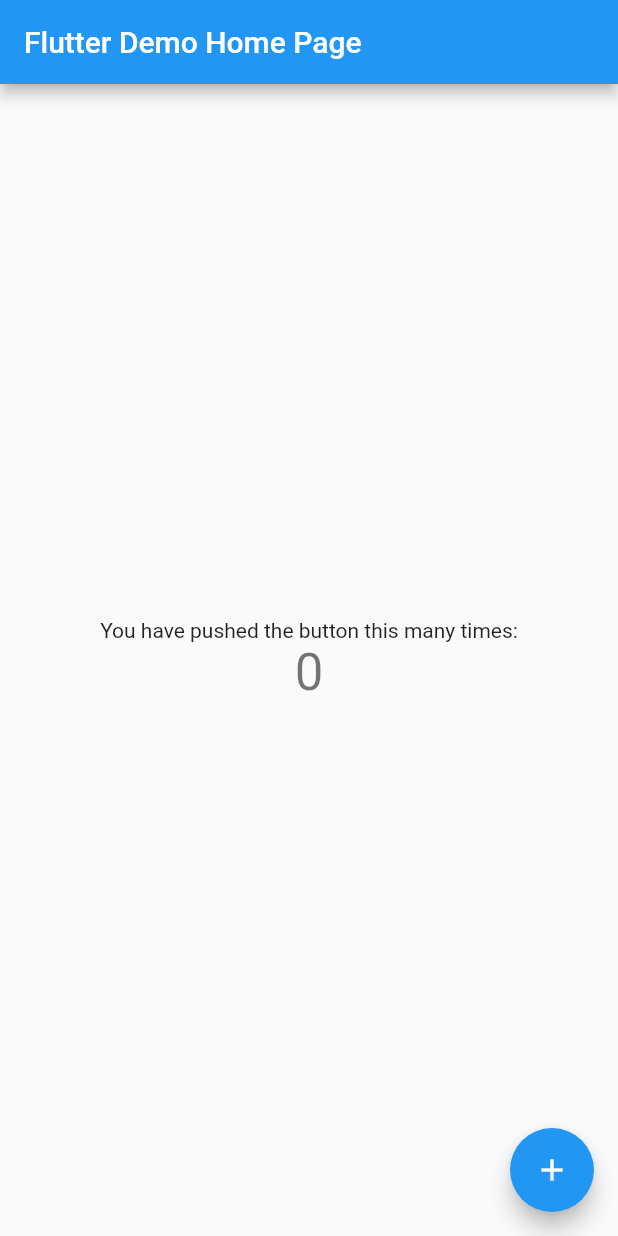
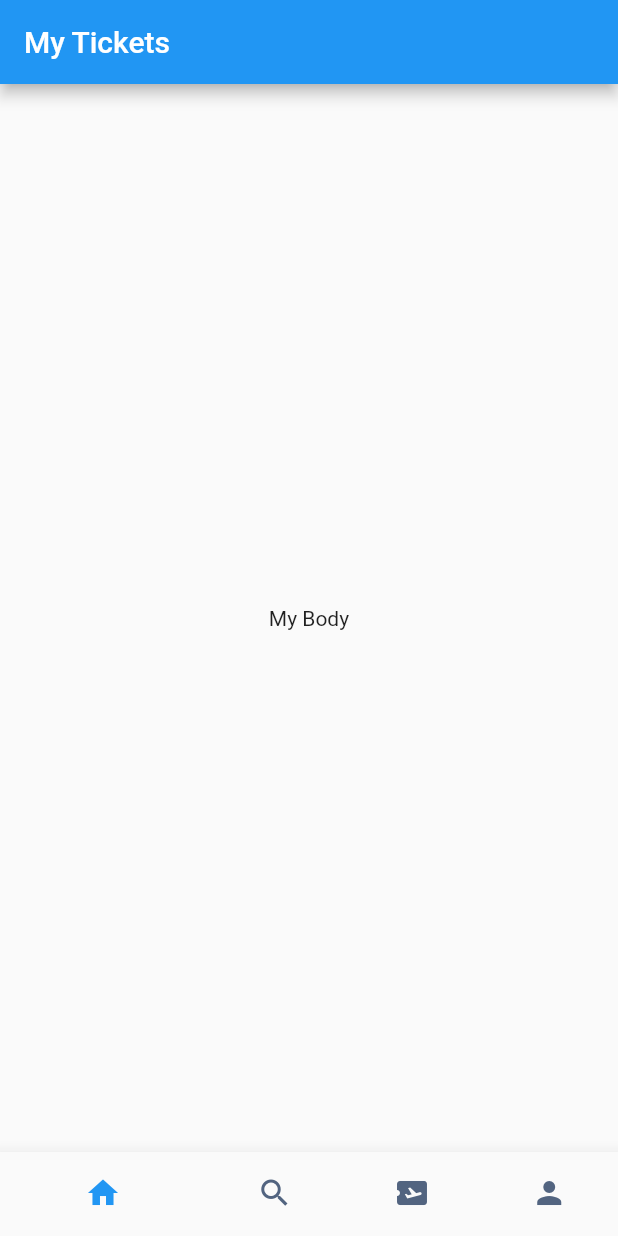
Before and after one commit to PrantoMondal/flutter-bookTickets, a Flutter app: the screen it shows after launch, on a phone screen of 412 x 824 dp. Run offline on Flutter 3.47's test engine with Material 2 defaults, Android fonts, the phone set to English and light mode, and no system bars.

Commit message:
external icon added

```diff
--- a/lib/main.dart
+++ b/lib/main.dart
@@ -1,3 +1,4 @@
+import 'package:booktickets/screens/bottom_bar.dart';
 import 'package:flutter/material.dart';
 
 void main() {
@@ -11,105 +12,13 @@ class MyApp extends StatelessWidget {
   @override
   Widget build(BuildContext context) {
     return MaterialApp(
+      debugShowCheckedModeBanner: false,
       title: 'Flutter Demo',
       theme: ThemeData(
-        // This is the theme of your application.
-        //
-        // Try running your application with "flutter run". You'll see the
-        // application has a blue toolbar. Then, without quitting the app, try
-        // changing the primarySwatch below to Colors.green and then invoke
-        // "hot reload" (press "r" in the console where you ran "flutter run",
-        // or simply save your changes to "hot reload" in a Flutter IDE).
-        // Notice that the counter didn't reset back to zero; the application
-        // is not restarted.
+
         primarySwatch: Colors.blue,
       ),
-      home: const MyHomePage(title: 'Flutter Demo Home Page'),
+      home: BottomBar(),
     );
   }
 }
-
-class MyHomePage extends StatefulWidget {
-  const MyHomePage({Key? key, required this.title}) : super(key: key);
-
-  // This widget is the home page of your application. It is stateful, meaning
-  // that it has a State object (defined below) that contains fields that affect
-  // how it looks.
-
-  // This class is the configuration for the state. It holds the values (in this
-  // case the title) provided by the parent (in this case the App widget) and
-  // used by the build method of the State. Fields in a Widget subclass are
-  // always marked "final".
-
-  final String title;
-
-  @override
-  State<MyHomePage> createState() => _MyHomePageState();
-}
-
-class _MyHomePageState extends State<MyHomePage> {
-  int _counter = 0;
-
-  void _incrementCounter() {
-    setState(() {
-      // This call to setState tells the Flutter framework that something has
-      // changed in this State, which causes it to rerun the build method below
-      // so that the display can reflect the updated values. If we changed
-      // _counter without calling setState(), then the build method would not be
-      // called again, and so nothing would appear to happen.
-      _counter++;
-    });
-  }
-
-  @override
-  Widget build(BuildContext context) {
-    // This method is rerun every time setState is called, for instance as done
-    // by the _incrementCounter method above.
-    //
-    // The Flutter framework has been optimized to make rerunning build methods
-    // fast, so that you can just rebuild anything that needs updating rather
-    // than having to individually change instances of widgets.
-    return Scaffold(
-      appBar: AppBar(
-        // Here we take the value from the MyHomePage object that was created by
-        // the App.build method, and use it to set our appbar title.
-        title: Text(widget.title),
-      ),
-      body: Center(
-        // Center is a layout widget. It takes a single child and positions it
-        // in the middle of the parent.
-        child: Column(
-          // Column is also a layout widget. It takes a list of children and
-          // arranges them vertically. By default, it sizes itself to fit its
-          // children horizontally, and tries to be as tall as its parent.
-          //
-          // Invoke "debug painting" (press "p" in the console, choose the
-          // "Toggle Debug Paint" action from the Flutter Inspector in Android
-          // Studio, or the "Toggle Debug Paint" command in Visual Studio Code)
-          // to see the wireframe for each widget.
-          //
-          // Column has various properties to control how it sizes itself and
-          // how it positions its children. Here we use mainAxisAlignment to
-          // center the children vertically; the main axis here is the vertical
-          // axis because Columns are vertical (the cross axis would be
-          // horizontal).
-          mainAxisAlignment: MainAxisAlignment.center,
-          children: <Widget>[
-            const Text(
-              'You have pushed the button this many times:',
-            ),
-            Text(
-              '$_counter',
-              style: Theme.of(context).textTheme.headline4,
-            ),
-          ],
-        ),
-      ),
-      floatingActionButton: FloatingActionButton(
-        onPressed: _incrementCounter,
-        tooltip: 'Increment',
-        child: const Icon(Icons.add),
-      ), // This trailing comma makes auto-formatting nicer for build methods.
-    );
-  }
-}
--- /dev/null
+++ b/lib/screens/bottom_bar.dart
@@ -0,0 +1,38 @@
+import 'package:flutter/cupertino.dart';
+import 'package:flutter/material.dart';
+
+class BottomBar extends StatefulWidget {
+  const BottomBar({Key? key}) : super(key: key);
+
+  @override
+  State<BottomBar> createState() => _BottomBarState();
+}
+
+class _BottomBarState extends State<BottomBar> {
+  @override
+  Widget build(BuildContext context) {
+    return Scaffold(
+      appBar: AppBar(
+        title: const Text('My Tickets'),
+      ),
+      body: Center(
+        child: Text(
+          'My Body'
+        ),
+      ),
+      bottomNavigationBar: BottomNavigationBar(
+        elevation: 10,
+        showSelectedLabels: false,
+        showUnselectedLabels: false,
+        selectedItemColor: Colors.blue,
+        unselectedItemColor: const Color(0xFF526480),
+        items: const [
+          BottomNavigationBarItem(icon: Icon(Icons.home),label: "Home"),
+          BottomNavigationBarItem(icon: Icon(Icons.search),label: "Search"),
+          BottomNavigationBarItem(icon: Icon(Icons.airplane_ticket),label: "Ticket"),
+          BottomNavigationBarItem(icon: Icon(Icons.person),label: "Profile"),
+        ],
+      ),
+    );
+  }
+}
--- a/pubspec.yaml
+++ b/pubspec.yaml
@@ -34,6 +34,7 @@ dependencies:
   # The following adds the Cupertino Icons font to your application.
   # Use with the CupertinoIcons class for iOS style icons.
   cupertino_icons: ^1.0.2
+  fluentui_icons: ^1.0.0
 
 dev_dependencies:
   flutter_test:
```
Also changed, not shown: pubspec.lock.
